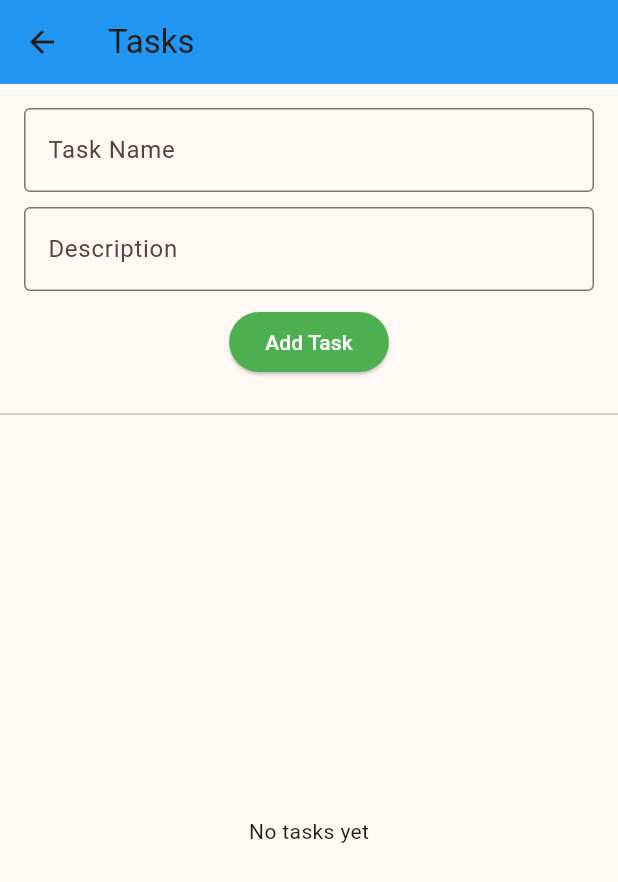
After one commit to Argomut/ottophix, a Flutter app: the TaskPage screen opened by its route, after a tap on "Add Task", on a phone screen of 412 x 824 dp. The commit adds this screen. Shown: the top 882 px of the screen. Run offline on Flutter 3.47's test engine with Material 3 defaults, Android fonts, the light colour scheme and no system bars; our stand-ins replace app_links, image_picker, shared_preferences, supabase_flutter; accounts and stored records are empty.

Commit message:
add taskpage

```diff
--- /dev/null
+++ b/lib/TaskPage.dart
@@ -0,0 +1,159 @@
+import 'package:flutter/material.dart';
+import 'package:supabase_flutter/supabase_flutter.dart';
+
+class TaskPage extends StatefulWidget {
+  const TaskPage({super.key});
+
+  @override
+  State<TaskPage> createState() => _TaskPageState();
+}
+
+class _TaskPageState extends State<TaskPage> {
+  final _nameController = TextEditingController();
+  final _descController = TextEditingController();
+  List<Map<String, dynamic>> tasks = [];
+
+  @override
+  void initState() {
+    super.initState();
+    _loadTasks();
+  }
+
+  /// read task from supabase
+  Future<void> _loadTasks() async {
+    final response = await Supabase.instance.client
+        .from('tasks')
+        .select()
+        .order('creation_time', ascending: false);
+
+    setState(() {
+      tasks = List<Map<String, dynamic>>.from(response);
+    });
+  }
+
+  /// add new task
+  Future<void> _addTask() async {
+    final name = _nameController.text.trim();
+    final desc = _descController.text.trim();
+
+    if (name.isEmpty) return;
+
+    await Supabase.instance.client.from('tasks').insert({
+      'id': DateTime.now().millisecondsSinceEpoch.toString(),
+      'name': name,
+      'description': desc,
+    });
+
+    _nameController.clear();
+    _descController.clear();
+
+    ScaffoldMessenger.of(context).showSnackBar(
+      const SnackBar(content: Text("Task added ")),
+    );
+
+    _loadTasks(); // reload task list
+  }
+
+  /// delete task
+  Future<void> _deleteTask(String id) async {
+    await Supabase.instance.client.from('tasks').delete().eq('id', id);
+
+    ScaffoldMessenger.of(context).showSnackBar(
+      const SnackBar(content: Text("Task deleted ")),
+    );
+
+    _loadTasks();
+  }
+
+  @override
+  Widget build(BuildContext context) {
+    return Scaffold(
+      appBar: AppBar(
+        title: const Text("Tasks"),
+        backgroundColor: Colors.blue,
+      ),
+      body: Column(
+        children: [
+          Padding(
+            padding: const EdgeInsets.all(16.0),
+            child: Column(
+              children: [
+                TextField(
+                  controller: _nameController,
+                  decoration: const InputDecoration(
+                    labelText: "Task Name",
+                    border: OutlineInputBorder(),
+                  ),
+                ),
+                const SizedBox(height: 10),
+                TextField(
+                  controller: _descController,
+                  decoration: const InputDecoration(
+                    labelText: "Description",
+                    border: OutlineInputBorder(),
+                  ),
+                ),
+                const SizedBox(height: 10),
+                ElevatedButton(
+                  onPressed: _addTask,
+                  style: ElevatedButton.styleFrom(
+                    backgroundColor: Colors.green,
+                    foregroundColor: Colors.white,
+                  ),
+                  child: const Text("Add Task"),
+                ),
+              ],
+            ),
+          ),
+
+          const Divider(),
+
+          // task list
+          Expanded(
+            child: tasks.isEmpty
+                ? const Center(child: Text("No tasks yet"))
+                : ListView.builder(
+              itemCount: tasks.length,
+              itemBuilder: (context, index) {
+                final task = tasks[index];
+                return Card(
+                  margin: const EdgeInsets.symmetric(
+                      horizontal: 12, vertical: 6),
+                  child: ListTile(
+                    title: Text(task['name']),
+                    subtitle: Text(task['description'] ?? ''),
+                    trailing: Row(
+                      mainAxisSize: MainAxisSize.min,
+                      children: [
+                        // time
+                        if (task['creation_time'] != null)
+                          Padding(
+                            padding: const EdgeInsets.only(right: 10),
+                            child: Text(
+                              DateTime.parse(task['creation_time'])
+                                  .toLocal()
+                                  .toString()
+                                  .split('.')[0], // remove millisecond
+                              style: const TextStyle(fontSize: 12),
+                            ),
+                          ),
+                        // delete button
+                        IconButton(
+                          icon: const Icon(Icons.delete,
+                              color: Colors.red),
+                          onPressed: () {
+                            _deleteTask(task['id'].toString());
+                          },
+                        ),
+                      ],
+                    ),
+                  ),
+                );
+              },
+            ),
+          ),
+        ],
+      ),
+    );
+  }
+}
--- a/lib/cartPage.dart
+++ b/lib/cartPage.dart
@@ -20,7 +20,7 @@ class _CartPageState extends State<CartPage> {
     loadCart();
   }
 
-  /// 从本地加载购物车
+  /// load local cart
   Future<void> loadCart() async {
     final prefs = await SharedPreferences.getInstance();
     final cartData = prefs.getStringList('cart') ?? [];
@@ -30,7 +30,7 @@ class _CartPageState extends State<CartPage> {
     });
   }
 
-  /// 从购物车删除商品
+  /// delete item from cart
   Future<void> removeItem(int index) async {
     final prefs = await SharedPreferences.getInstance();
     final cartData = prefs.getStringList('cart') ?? [];
@@ -38,10 +38,10 @@ class _CartPageState extends State<CartPage> {
     cartData.removeAt(index);
     await prefs.setStringList('cart', cartData);
 
-    loadCart(); // 重新加载
+    loadCart(); // reload
   }
 
-  /// 计算总价
+  /// calculate price
   double get totalPrice {
     return items.fold(0, (sum, item) => sum + item.price);
   }
@@ -95,7 +95,7 @@ class _CartPageState extends State<CartPage> {
             ),
           ),
 
-          // 总价
+          // total price
           Padding(
             padding: const EdgeInsets.all(16.0),
             child: Row(
@@ -115,7 +115,7 @@ class _CartPageState extends State<CartPage> {
             ),
           ),
 
-          // Checkout 按钮
+          // Checkout
           Padding(
             padding: const EdgeInsets.symmetric(
                 horizontal: 16.0, vertical: 10.0),
@@ -135,7 +135,6 @@ class _CartPageState extends State<CartPage> {
                     return {
                       'item_name': item['name'],
                       'price': item['price'],
-                      // 'user_id': Supabase.instance.client.auth.currentUser?.id, // 删除掉这行
                     };
                   }).toList();
 
@@ -144,7 +143,7 @@ class _CartPageState extends State<CartPage> {
                         .from('checkout')
                         .insert(itemsToInsert);
 
-                    // 清空本地购物车
+                    // empty cart
                     await prefs.remove('cart');
 
                     ScaffoldMessenger.of(context).showSnackBar(
@@ -152,7 +151,7 @@ class _CartPageState extends State<CartPage> {
                           content: Text("Checkout complete ✅")),
                     );
 
-                    // 刷新 UI
+                    // reload ui
                     loadCart();
                   } catch (e) {
                     ScaffoldMessenger.of(context).showSnackBar(
--- a/lib/main.dart
+++ b/lib/main.dart
@@ -14,6 +14,7 @@ import 'splash_page.dart';
 import 'models/item.dart';
 import 'package:app_links/app_links.dart';
 import 'package:shared_preferences/shared_preferences.dart';
+import 'TaskPage.dart';
 
 
 
@@ -94,6 +95,7 @@ class _MyAppState extends State<MyApp>{
         '/resetpassword': (context) => const ResetPasswordPage(),
         '/search': (context) => const SearchPage(),
         '/cart': (context) => const CartPage(),
+        '/tasks': (context) => const TaskPage(),
       },
     );
   }
--- a/lib/searchPage.dart
+++ b/lib/searchPage.dart
@@ -84,6 +84,12 @@ class _SearchPageState extends State<SearchPage> {
                 context,
                 MaterialPageRoute(builder: (context) => const CartPage()),
               );
+            },
+          ),
+          IconButton(
+            icon: const Icon(Icons.task),
+            onPressed: () {
+              Navigator.pushNamed(context, '/tasks');
             },
           ),
         ],
```
Also changed, not shown: lib/detailPage.dart (+4 -4 lines).
